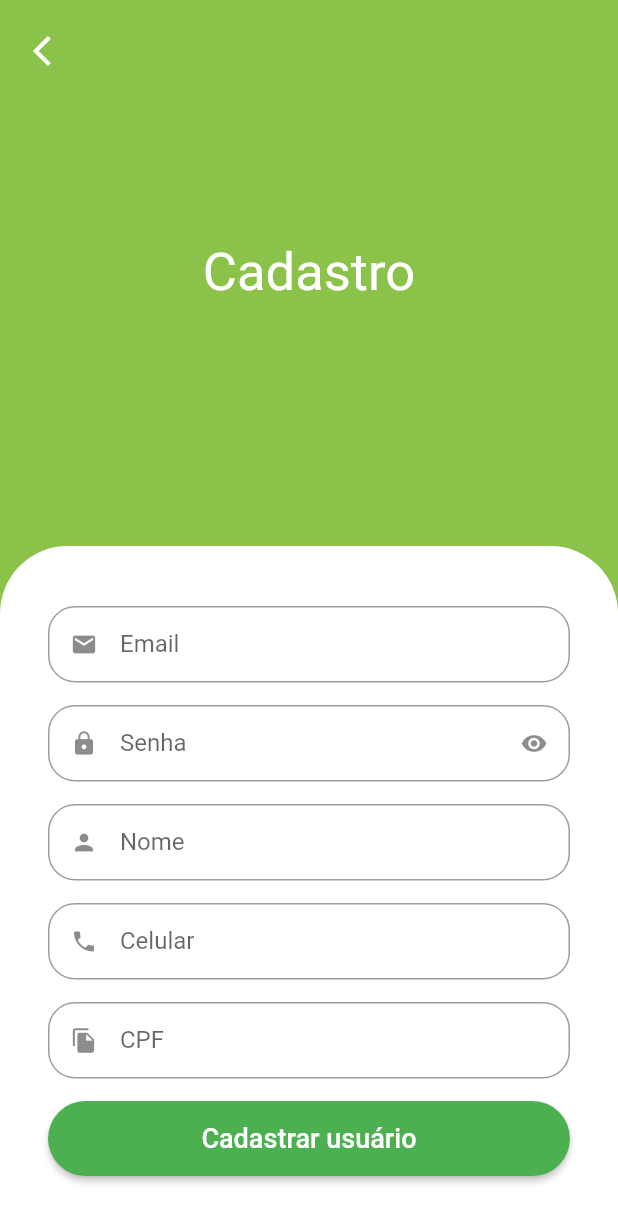
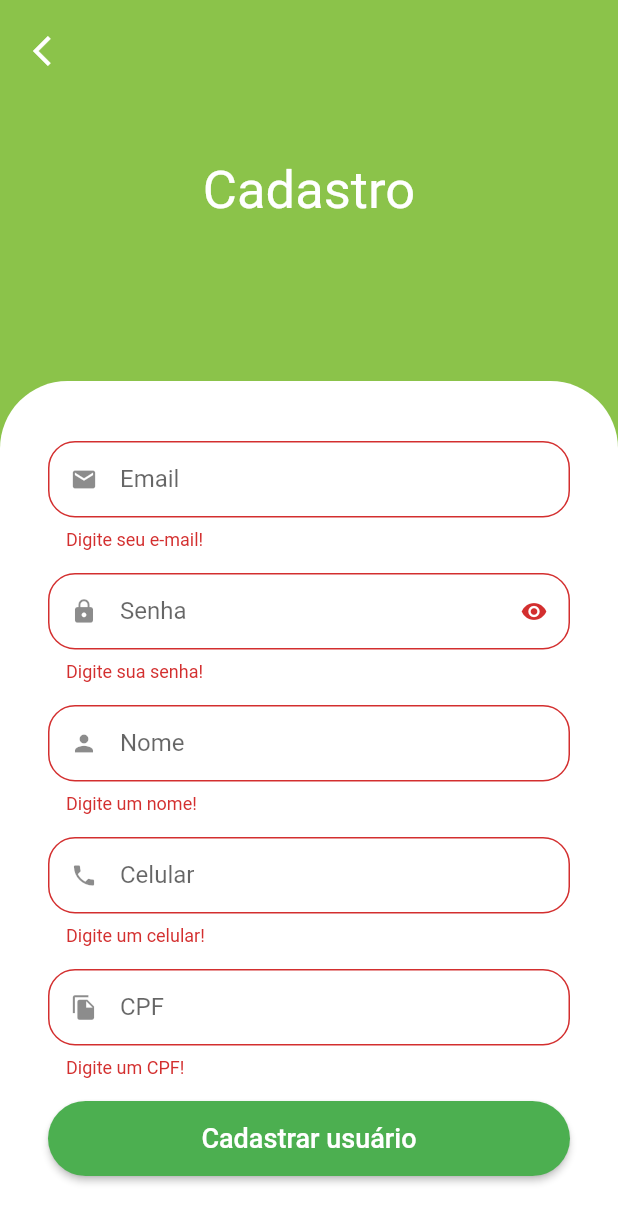
Before and after one commit to renatorv/greengrocer, a Flutter app: the SignUpScreen screen opened by its route, after a tap on "Cadastrar usuário", on a phone screen of 412 x 824 dp. Shown: the top 1223 px of the screen. Run offline on Flutter 3.47's test engine with Material 2 defaults, Android fonts, the phone set to English and light mode, and no system bars; our stand-ins replace animated_text_kit, badges, dio, flutter_secure_storage, fluttertoast, freezed_annotation and 4 more; missing offline and left inert: add_to_cart_animation; accounts and stored records are empty.

```diff
--- a/lib/src/pages/auth/repository/auth_errors.dart
+++ b/lib/src/pages/auth/repository/auth_errors.dart
@@ -6,6 +6,15 @@ String authErrorsString(String? code) {
     case 'Invalid session token':
       return 'Token inválido.';
 
+    case 'INVALID_FULLNAME':
+      return 'Ocorreu um erro ao cadastrar usuário: Nome inválido.';
+
+    case 'INVALID_PHONE':
+      return 'Ocorreu um erro ao cadastrar usuário: Celular inválido.';
+
+    case 'INVALID_CPF':
+      return 'Ocorreu um erro ao cadastrar usuário: CPF inválido.';
+
     default:
       return 'Ocorreu um erro indefinido.';
   }
--- a/lib/src/pages/auth/sign_up_screen.dart
+++ b/lib/src/pages/auth/sign_up_screen.dart
@@ -1,5 +1,7 @@
 import 'package:flutter/material.dart';
+import 'package:get/get.dart';
 import 'package:greengrocer/src/config/custom_colors.dart';
+import 'package:greengrocer/src/pages/auth/controller/auth_controller.dart';
 import 'package:greengrocer/src/services/validators.dart';
 import 'package:mask_text_input_formatter/mask_text_input_formatter.dart';
 
@@ -23,6 +25,8 @@ class SignUpScreen extends StatelessWidget {
   );
 
   final _formKey = GlobalKey<FormState>();
+
+  final _authController = Get.find<AuthController>();
 
   @override
   Widget build(BuildContext context) {
@@ -61,22 +65,31 @@ class SignUpScreen extends StatelessWidget {
                       child: Column(
                         crossAxisAlignment: CrossAxisAlignment.stretch,
                         children: [
-                          const CoustomTextField(
+                          CoustomTextField(
                             icon: Icons.email,
                             label: 'Email',
                             textInputType: TextInputType.emailAddress,
                             validator: emailValidator,
+                            onSaved: (value) {
+                              _authController.user.email = value;
+                            },
                           ),
-                          const CoustomTextField(
+                          CoustomTextField(
                             icon: Icons.lock,
                             label: 'Senha',
                             isSecret: true,
                             validator: passwordValidator,
+                            onSaved: (value) {
+                              _authController.user.password = value;
+                            },
                           ),
-                          const CoustomTextField(
+                          CoustomTextField(
                             icon: Icons.person,
                             label: 'Nome',
                             validator: nameValidator,
+                            onSaved: (value) {
+                              _authController.user.fullname = value;
+                            },
                           ),
                           CoustomTextField(
                             icon: Icons.phone,
@@ -84,6 +97,9 @@ class SignUpScreen extends StatelessWidget {
                             validator: phoneValidator,
                             inputFormatters: [phoneFormatter],
                             textInputType: TextInputType.phone,
+                            onSaved: (value) {
+                              _authController.user.phone = value;
+                            },
                           ),
                           CoustomTextField(
                             icon: Icons.file_copy,
@@ -91,20 +107,39 @@ class SignUpScreen extends StatelessWidget {
                             inputFormatters: [cpfFormatter],
                             textInputType: TextInputType.number,
                             validator: cpfValidator,
+                            onSaved: (value) {
+                              _authController.user.cpf = value;
+                            },
                           ),
                           SizedBox(
                             height: 50,
-                            child: ElevatedButton(
+                            child: Obx(
+                              () {
+                                return ElevatedButton(
                                   style: ElevatedButton.styleFrom(
                                     shape: RoundedRectangleBorder(
                                       borderRadius: BorderRadius.circular(50),
                                     ),
                                   ),
-                              onPressed: () {},
-                              child: const Text(
+                                  onPressed: _authController.isLoading.value
+                                      ? null
+                                      : () {
+                                          FocusScope.of(context).unfocus();
+                                          if (_formKey.currentState!
+                                              .validate()) {
+                                            _formKey.currentState!.save();
+
+                                            _authController.signUp();
+                                          }
+                                        },
+                                  child: _authController.isLoading.value
+                                      ? const CircularProgressIndicator()
+                                      : const Text(
                                           'Cadastrar usuário',
                                           style: TextStyle(fontSize: 18),
                                         ),
+                                );
+                              },
                             ),
                           ),
                         ],
--- a/lib/src/pages/commom_widgets/coustom_text_field.dart
+++ b/lib/src/pages/commom_widgets/coustom_text_field.dart
@@ -9,11 +9,12 @@ class CoustomTextField extends StatefulWidget {
   final String? initialValue;
   final bool readyOnly;
   final String? Function(String?)? validator;
+  final void Function(String?)? onSaved;
   final TextEditingController? controller;
   final TextInputType? textInputType;
 
-  const CoustomTextField({
-    Key? key,
+  const CoustomTextField(
+      {Key? key,
       required this.icon,
       required this.label,
       this.isSecret = false,
@@ -21,9 +22,10 @@ class CoustomTextField extends StatefulWidget {
       this.initialValue,
       this.readyOnly = false,
       this.validator,
+      this.onSaved,
       this.controller,
-    this.textInputType
-  }) : super(key: key);
+      this.textInputType})
+      : super(key: key);
 
   @override
   State<CoustomTextField> createState() => _CoustomTextFieldState();
@@ -44,6 +46,7 @@ class _CoustomTextFieldState extends State<CoustomTextField> {
       child: TextFormField(
         controller: widget.controller,
         validator: widget.validator,
+        onSaved: widget.onSaved,
         keyboardType: widget.textInputType,
         readOnly: widget.readyOnly,
         initialValue: widget.initialValue,
--- a/lib/src/services/validators.dart
+++ b/lib/src/services/validators.dart
@@ -43,7 +43,7 @@ String? phoneValidator(String? phone) {
     return 'Digite um celular!';
   }
 
-  if (!phone.isPhoneNumber) {
+  if (phone.length < 14 || !phone.isPhoneNumber) {
     return 'Digite um número válido!';
   }
 
```
Also changed, not shown: lib/src/pages/auth/controller/auth_controller.dart (+20 -0 lines), lib/src/pages/auth/repository/auth_repository.dart (+24 -17 lines), lib/src/pages/profile/profile_tab.dart (+6 -1 lines), 1 other file. Lines whose indentation alone changed are shown as unchanged.
